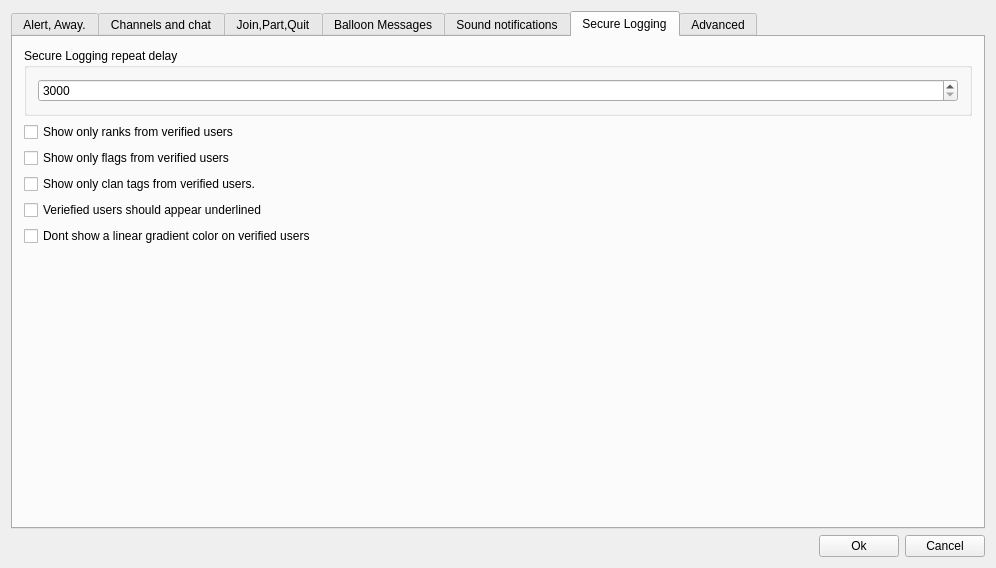
First picture: the form in trunk/src/wormnet/settingswindow.ui, repository svn2github/twsoldunsupported, before the edit.
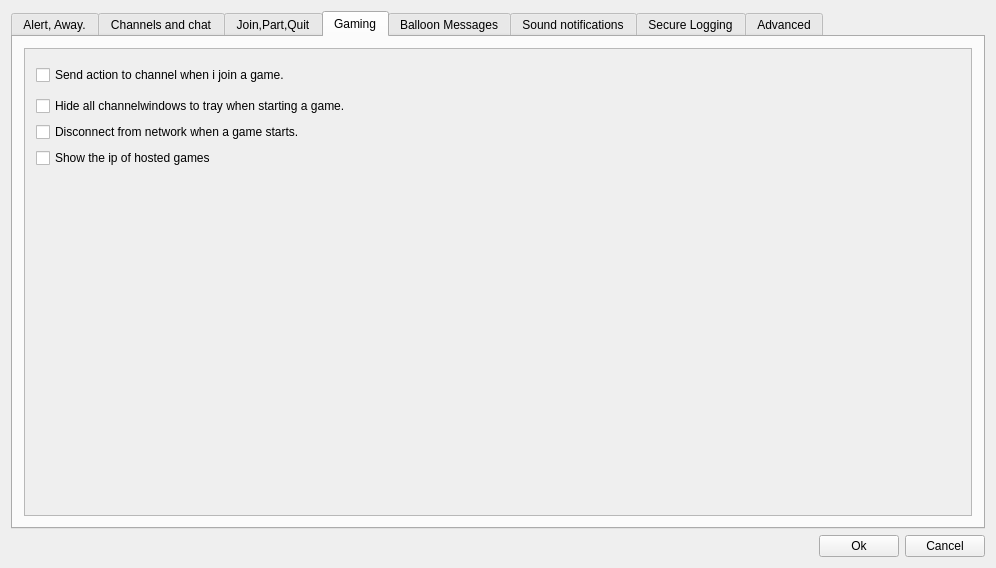
Second picture: the form after the edit.

```diff
--- a/trunk/src/wormnet/settingswindow.ui
+++ b/trunk/src/wormnet/settingswindow.ui
@@ -19,7 +19,7 @@
      <item>
       <widget class="QTabWidget" name="tabWidget">
        <property name="currentIndex">
-        <number>5</number>
+        <number>3</number>
        </property>
        <widget class="QWidget" name="tab">
         <attribute name="title">
@@ -80,22 +80,6 @@
                    </property>
                   </widget>
                  </item>
-                 <item>
-                  <widget class="QCheckBox" name="chbactionwhenjoining">
-                   <property name="minimumSize">
-                    <size>
-                     <width>0</width>
-                     <height>30</height>
-                    </size>
-                   </property>
-                   <property name="text">
-                    <string>Send action to channel when i join a game.</string>
-                   </property>
-                   <property name="checked">
-                    <bool>false</bool>
-                   </property>
-                  </widget>
-                 </item>
                  <item>
                   <widget class="QCheckBox" name="cbsetawaywhilegaming">
                    <property name="minimumSize">
@@ -336,20 +320,6 @@
                  </property>
                 </widget>
                </item>
-               <item>
-                <widget class="QCheckBox" name="chbhidechannelwindowsongame">
-                 <property name="text">
-                  <string>Hide all channelwindows to tray when starting a game.</string>
-                 </property>
-                </widget>
-               </item>
-               <item>
-                <widget class="QCheckBox" name="chbdisconnectongame">
-                 <property name="text">
-                  <string>Disconnect from network when a game starts.</string>
-                 </property>
-                </widget>
-               </item>
                <item>
                 <widget class="QCheckBox" name="chballwaysopenchatwindows">
                  <property name="text">
@@ -483,6 +453,82 @@
          </item>
         </layout>
        </widget>
+       <widget class="QWidget" name="tab_8">
+        <attribute name="title">
+         <string>Gaming</string>
+        </attribute>
+        <layout class="QHBoxLayout" name="horizontalLayout_3">
+         <item>
+          <widget class="QScrollArea" name="scrollArea_4">
+           <property name="widgetResizable">
+            <bool>true</bool>
+           </property>
+           <widget class="QWidget" name="scrollAreaWidgetContents_4">
+            <property name="geometry">
+             <rect>
+              <x>0</x>
+              <y>0</y>
+              <width>950</width>
+              <height>471</height>
+             </rect>
+            </property>
+            <layout class="QVBoxLayout" name="verticalLayout_12">
+             <item>
+              <widget class="QCheckBox" name="chbactionwhenjoining">
+               <property name="minimumSize">
+                <size>
+                 <width>0</width>
+                 <height>30</height>
+                </size>
+               </property>
+               <property name="text">
+                <string>Send action to channel when i join a game.</string>
+               </property>
+               <property name="checked">
+                <bool>false</bool>
+               </property>
+              </widget>
+             </item>
+             <item>
+              <widget class="QCheckBox" name="chbhidechannelwindowsongame">
+               <property name="text">
+                <string>Hide all channelwindows to tray when starting a game.</string>
+               </property>
+              </widget>
+             </item>
+             <item>
+              <widget class="QCheckBox" name="chbdisconnectongame">
+               <property name="text">
+                <string>Disconnect from network when a game starts.</string>
+               </property>
+              </widget>
+             </item>
+             <item>
+              <widget class="QCheckBox" name="cbshowipofhosts">
+               <property name="text">
+                <string>Show the ip of hosted games</string>
+               </property>
+              </widget>
+             </item>
+             <item>
+              <spacer name="verticalSpacer_6">
+               <property name="orientation">
+                <enum>Qt::Vertical</enum>
+               </property>
+               <property name="sizeHint" stdset="0">
+                <size>
+                 <width>20</width>
+                 <height>40</height>
+                </size>
+               </property>
+              </spacer>
+             </item>
+            </layout>
+           </widget>
+          </widget>
+         </item>
+        </layout>
+       </widget>
        <widget class="QWidget" name="tab_4">
         <attribute name="title">
          <string>Balloon Messages</string>
```
Left out of the diff: 10 changed lines with no effect on the pictures.
